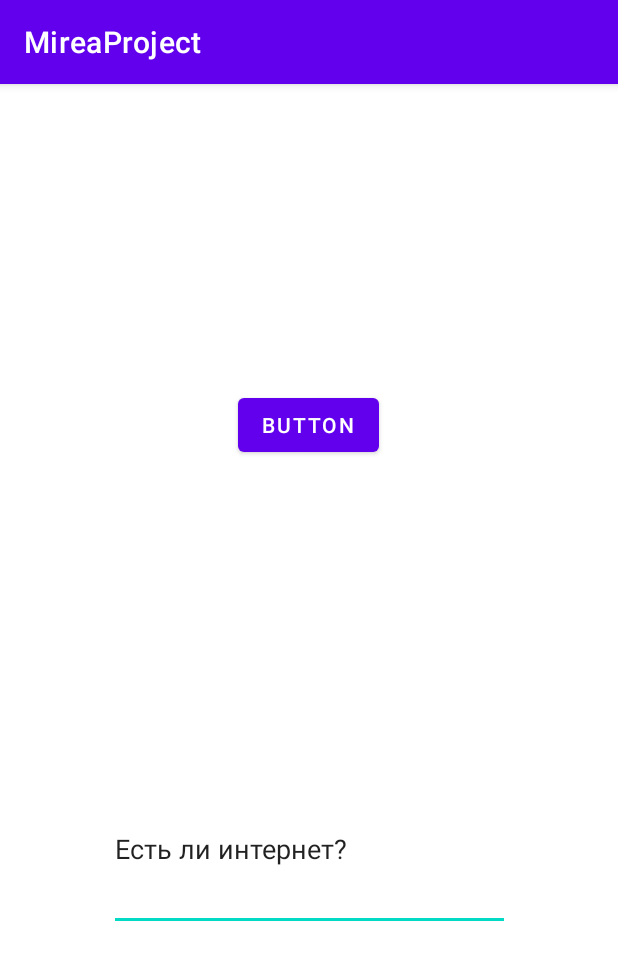
After one commit to mihmoh2024/MIREA_PROJECT_MOBILE_APP, an Android app: the fragment Background shown on its own in the app's theme, on a phone screen of 412 x 824 dp. The commit adds this screen. Shown: the top 960 px of the screen. Run offline under Robolectric (Android 15) with nearby library versions, the phone set to English and light mode, and no system bars.

Commit message:
13.04_13.00

```diff
--- a/app/build.gradle.kts
+++ b/app/build.gradle.kts
@@ -43,6 +43,10 @@ dependencies {
     implementation(libs.lifecycle.viewmodel.ktx)
     implementation(libs.navigation.fragment)
     implementation(libs.navigation.ui)
+    implementation(libs.fragment)
+
+    implementation("androidx.work:work-runtime-ktx:2.10.0")
+
     testImplementation(libs.junit)
     androidTestImplementation(libs.ext.junit)
     androidTestImplementation(libs.espresso.core)
--- /dev/null
+++ b/app/src/main/java/ru/mirea/smirnovmv/mireaproject/Background.java
@@ -0,0 +1,55 @@
+package ru.mirea.smirnovmv.mireaproject;
+
+import android.content.Context;
+import android.net.ConnectivityManager;
+import android.net.NetworkInfo;
+import android.os.Bundle;
+import androidx.fragment.app.Fragment;
+import androidx.work.OneTimeWorkRequest;
+import androidx.work.WorkManager;
+import androidx.work.WorkRequest;
+
+import android.view.LayoutInflater;
+import android.view.View;
+import android.view.ViewGroup;
+import android.widget.Button;
+import android.widget.EditText;
+
+public class Background extends Fragment {
+
+    public Background() {
+        // Required empty public constructor
+    }
+
+    @Override
+    public View onCreateView(LayoutInflater inflater, ViewGroup container,
+                             Bundle savedInstanceState) {
+        // Inflate the layout for this fragment
+        View view = inflater.inflate(R.layout.fragment_background, container, false);
+
+        Button button = view.findViewById(R.id.button);
+        EditText editText = view.findViewById(R.id.editTextText);
+
+        button.setOnClickListener(v -> {
+            if (isInternetAvailable()) {
+                editText.setText("Интернет есть!");
+                startMyWorker();
+            } else {
+                editText.setText("Нет интернета!");
+            }
+        });
+
+        return view;
+    }
+
+    private boolean isInternetAvailable() {
+        ConnectivityManager cm = (ConnectivityManager) getActivity().getSystemService(Context.CONNECTIVITY_SERVICE);
+        NetworkInfo activeNetwork = cm.getActiveNetworkInfo();
+        return activeNetwork != null && activeNetwork.isConnectedOrConnecting();
+    }
+
+    private void startMyWorker() {
+        WorkRequest myWorkRequest = new OneTimeWorkRequest.Builder(MyWorker.class).build();
+        WorkManager.getInstance(requireContext()).enqueue(myWorkRequest);
+    }
+}
--- a/app/src/main/java/ru/mirea/smirnovmv/mireaproject/MainActivity.java
+++ b/app/src/main/java/ru/mirea/smirnovmv/mireaproject/MainActivity.java
@@ -42,7 +42,7 @@ public class MainActivity extends AppCompatActivity {
         // Passing each menu ID as a set of Ids because each
         // menu should be considered as top level destinations.
         mAppBarConfiguration = new AppBarConfiguration.Builder(
-                R.id.nav_home, R.id.nav_gallery, R.id.nav_slideshow, R.id.nav_slavakpss_fragment,R.id.webViewFragment)
+                R.id.nav_home, R.id.nav_gallery, R.id.nav_slideshow, R.id.nav_slavakpss_fragment,R.id.webViewFragment,R.id.fragment_background)
                 .setOpenableLayout(drawer)
                 .build();
         NavController navController = Navigation.findNavController(this, R.id.nav_host_fragment_content_main);
--- /dev/null
+++ b/app/src/main/res/layout/fragment_background.xml
@@ -0,0 +1,35 @@
+<?xml version="1.0" encoding="utf-8"?>
+<androidx.constraintlayout.widget.ConstraintLayout xmlns:android="http://schemas.android.com/apk/res/android"
+    xmlns:app="http://schemas.android.com/apk/res-auto"
+    xmlns:tools="http://schemas.android.com/tools"
+    android:id="@+id/main"
+    android:layout_width="match_parent"
+    android:layout_height="match_parent"
+    tools:context=".MainActivity">
+
+    <Button
+        android:id="@+id/button"
+        android:layout_width="wrap_content"
+        android:layout_height="wrap_content"
+        android:text="Button"
+        app:layout_constraintBottom_toTopOf="@+id/editTextText"
+        app:layout_constraintEnd_toEndOf="parent"
+        app:layout_constraintHorizontal_bias="0.498"
+        app:layout_constraintStart_toStartOf="parent"
+        app:layout_constraintTop_toTopOf="parent"
+        app:layout_constraintVertical_bias="0.5" />
+
+    <EditText
+        android:id="@+id/editTextText"
+        android:layout_width="267dp"
+        android:layout_height="109dp"
+        android:ems="10"
+        android:inputType="text"
+        android:text="Есть ли интернет?"
+        app:layout_constraintBottom_toBottomOf="parent"
+        app:layout_constraintEnd_toEndOf="parent"
+        app:layout_constraintHorizontal_bias="0.5"
+        app:layout_constraintStart_toStartOf="parent"
+        app:layout_constraintTop_toBottomOf="@+id/button"
+        app:layout_constraintVertical_bias="0.5" />
+</androidx.constraintlayout.widget.ConstraintLayout>
--- a/app/src/main/res/menu/activity_main_drawer.xml
+++ b/app/src/main/res/menu/activity_main_drawer.xml
@@ -24,5 +24,9 @@
             android:id="@+id/webViewFragment"
             android:icon="@drawable/robot"
             android:title="@string/menu_web_view" />
+        <item
+            android:id="@+id/fragment_background"
+            android:icon="@drawable/robot"
+            android:title="@string/fon_fragment" />
     </group>
 </menu>
--- a/app/src/main/res/navigation/mobile_navigation.xml
+++ b/app/src/main/res/navigation/mobile_navigation.xml
@@ -32,4 +32,10 @@
         android:name="ru.mirea.smirnovmv.mireaproject.WebViewFragment"
         android:label="fragment_web_view"
         tools:layout="@layout/fragment_web_view" />
+    <fragment
+        android:id="@+id/fragment_background"
+        android:name="ru.mirea.smirnovmv.mireaproject.Background"
+        android:label="fragment_background"
+        tools:layout="@layout/fragment_background" />
+
 </navigation>
--- a/app/src/main/res/values/strings.xml
+++ b/app/src/main/res/values/strings.xml
@@ -12,6 +12,7 @@
     <string name="menu_slideshow">Slideshow</string>
     <string name="menu_slavakpss">Slava_KPSS</string>
     <string name="menu_web_view">WebView</string>
+    <string name="fon_fragment">Background_Process</string>
     <!-- TODO: Remove or change this placeholder text -->
     <string name="hello_blank_fragment">Hello blank fragment</string>
     <string name="slavaboguantihaip">Слава Богу антихайп🙏❤️СЛАВА АНТИХАЙПУ🙏❤️АНГЕЛА ХРАНИТЕЛЯ АНТИХАЙПА КАЖДОМУ ИЗ ВАС🙏❤️БОЖЕ ХРАНИ АНТИХАЙП🙏❤️СПАСИБО ВАМ НАШИ АНТИХАЙПИКИ🙏🏼❤️ХРАНИ АНТИХАЙП✊💯СПАСИБО НАШИМ АНТИХАЙПИКАМ❤️🙏</string>
--- a/gradle/libs.versions.toml
+++ b/gradle/libs.versions.toml
@@ -10,6 +10,7 @@ lifecycleLivedataKtx = "2.8.7"
 lifecycleViewmodelKtx = "2.8.7"
 navigationFragment = "2.8.8"
 navigationUi = "2.8.8"
+fragment = "1.8.6"
 
 [libraries]
 junit = { group = "junit", name = "junit", version.ref = "junit" }
@@ -22,6 +23,7 @@ lifecycle-livedata-ktx = { group = "androidx.lifecycle", name = "lifecycle-lived
 lifecycle-viewmodel-ktx = { group = "androidx.lifecycle", name = "lifecycle-viewmodel-ktx", version.ref = "lifecycleViewmodelKtx" }
 navigation-fragment = { group = "androidx.navigation", name = "navigation-fragment", version.ref = "navigationFragment" }
 navigation-ui = { group = "androidx.navigation", name = "navigation-ui", version.ref = "navigationUi" }
+fragment = { group = "androidx.fragment", name = "fragment", version.ref = "fragment" }
 
 [plugins]
 android-application = { id = "com.android.application", version.ref = "agp" }
```
Also changed, not shown: app/src/main/java/ru/mirea/smirnovmv/mireaproject/MyWorker.java (added, +33 -0 lines).
